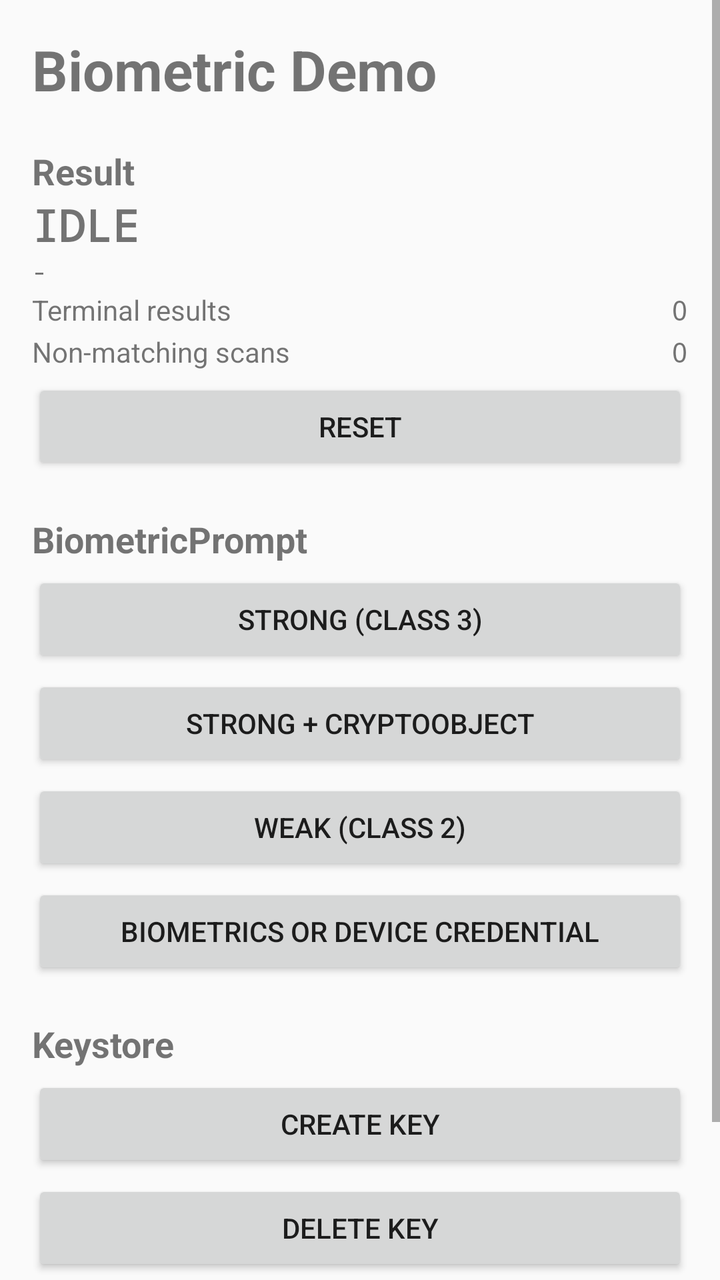
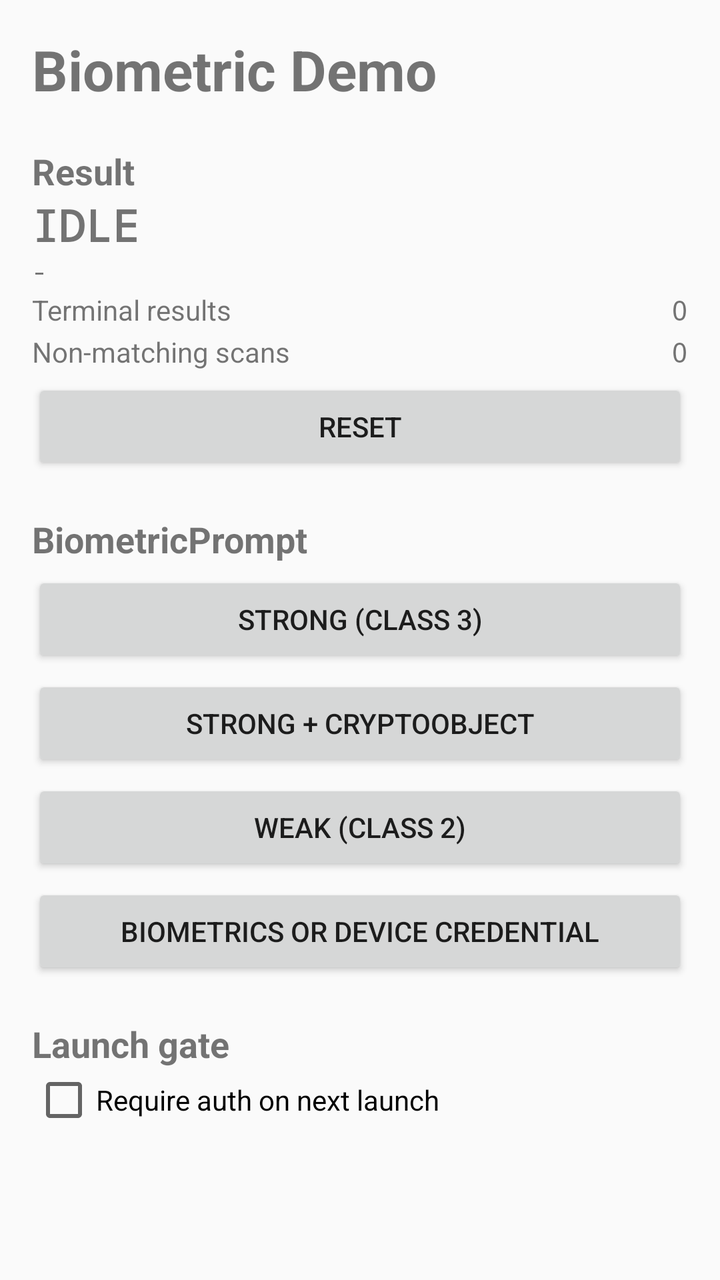

The first picture is an Android layout as it rendered before a commit; the second is the same layout after the commit. The layout source and the unified diff follow.
<!-- AndroidManifest.xml: application theme Theme.BiometricDemo -->
<!-- res/layout/activity_main.xml -->
<?xml version="1.0" encoding="utf-8"?>
<FrameLayout xmlns:android="http://schemas.android.com/apk/res/android"
    android:layout_width="match_parent"
    android:layout_height="match_parent">

    <ScrollView
        android:layout_width="match_parent"
        android:layout_height="match_parent">

        <LinearLayout
            android:layout_width="match_parent"
            android:layout_height="wrap_content"
            android:orientation="vertical"
            android:padding="16dp">

            <TextView
                android:id="@+id/app_title"
                android:layout_width="wrap_content"
                android:layout_height="wrap_content"
                android:text="Biometric Demo"
                android:textSize="28sp"
                android:textStyle="bold" />

            
            <TextView style="@style/SectionHeader" android:text="Result" />

            <TextView
                android:id="@+id/result_status"
                android:layout_width="wrap_content"
                android:layout_height="wrap_content"
                android:fontFamily="monospace"
                android:text="IDLE"
                android:textSize="22sp"
                android:textStyle="bold" />

            <TextView
                android:id="@+id/result_detail"
                android:layout_width="match_parent"
                android:layout_height="wrap_content"
                android:fontFamily="monospace"
                android:text="-"
                android:textIsSelectable="true"
                android:textSize="12sp" />

            <LinearLayout style="@style/Row">
                <TextView style="@style/RowLabel" android:text="Terminal results" />
                <TextView
                    android:id="@+id/attempt_count_value"
                    style="@style/RowValue"
                    android:text="0" />
            </LinearLayout>

            <LinearLayout style="@style/Row">
                <TextView style="@style/RowLabel" android:text="Non-matching scans" />
                <TextView
                    android:id="@+id/failed_scan_count_value"
                    style="@style/RowValue"
                    android:text="0" />
            </LinearLayout>

            <Button
                android:id="@+id/reset_button"
                style="@style/Action"
                android:text="Reset" />

            <TextView style="@style/SectionHeader" android:text="BiometricPrompt" />

            <Button android:id="@+id/auth_strong_button" style="@style/Action" android:text="Strong (Class 3)" />
            <Button android:id="@+id/auth_strong_crypto_button" style="@style/Action" android:text="Strong + CryptoObject" />
            <Button android:id="@+id/auth_weak_button" style="@style/Action" android:text="Weak (Class 2)" />
            <Button android:id="@+id/auth_strong_or_credential_button" style="@style/Action" android:text="Biometrics or device credential" />

            <TextView style="@style/SectionHeader" android:text="Keystore" />

            <Button android:id="@+id/keystore_create_button" style="@style/Action" android:text="Create key" />
            <Button android:id="@+id/keystore_delete_button" style="@style/Action" android:text="Delete key" />

            <TextView style="@style/SectionHeader" android:text="Launch gate" />

            <CheckBox
                android:id="@+id/gate_toggle"
                android:layout_width="wrap_content"
                android:layout_height="wrap_content"
                android:text="Require auth on next launch" />

        </LinearLayout>
    </ScrollView>

    <LinearLayout
        android:id="@+id/gate_overlay"
        android:layout_width="match_parent"
        android:layout_height="match_parent"
        android:background="?android:attr/colorBackground"
        android:gravity="center"
        android:orientation="vertical"
        android:padding="24dp"
        android:visibility="gone">

        <TextView
            android:id="@+id/gate_title"
            android:layout_width="wrap_content"
            android:layout_height="wrap_content"
            android:text="Locked"
            android:textSize="28sp"
            android:textStyle="bold" />

        <TextView
            android:id="@+id/gate_status"
            android:layout_width="wrap_content"
            android:layout_height="wrap_content"
            android:fontFamily="monospace"
            android:text="IDLE"
            android:textSize="18sp" />

        <TextView
            android:id="@+id/gate_detail"
            android:layout_width="match_parent"
            android:layout_height="wrap_content"
            android:fontFamily="monospace"
            android:gravity="center"
            android:text="-"
            android:textSize="12sp" />

        <Button android:id="@+id/gate_unlock_button" style="@style/Action" android:text="Unlock" />
        <Button android:id="@+id/gate_disable_button" style="@style/Action" android:text="Disable gate" />
    </LinearLayout>

</FrameLayout>
<!-- resources referenced by this layout -->
<resources>
  <style name="Action">
          <item name="android:layout_width">match_parent</item>
          <item name="android:layout_height">wrap_content</item>
          <item name="android:layout_marginTop">4dp</item>
      </style>
  <style name="Row">
          <item name="android:layout_width">match_parent</item>
          <item name="android:layout_height">wrap_content</item>
          <item name="android:orientation">horizontal</item>
          <item name="android:paddingTop">2dp</item>
      </style>
  <style name="RowLabel">
          <item name="android:layout_width">0dp</item>
          <item name="android:layout_height">wrap_content</item>
          <item name="android:layout_weight">1</item>
          <item name="android:textSize">14sp</item>
      </style>
  <style name="RowValue">
          <item name="android:layout_width">wrap_content</item>
          <item name="android:layout_height">wrap_content</item>
          <item name="android:fontFamily">monospace</item>
          <item name="android:textSize">14sp</item>
      </style>
  <style name="SectionHeader">
          <item name="android:layout_width">wrap_content</item>
          <item name="android:layout_height">wrap_content</item>
          <item name="android:layout_marginTop">20dp</item>
          <item name="android:textSize">18sp</item>
          <item name="android:textStyle">bold</item>
      </style>
  <style name="Theme.BiometricDemo" parent="Theme.AppCompat.DayNight.NoActionBar" />
</resources>

<!-- the commit's change to res/layout/activity_main.xml (unified diff, before → after) -->
@@ -70,11 +70,6 @@
             <Button android:id="@+id/auth_weak_button" style="@style/Action" android:text="Weak (Class 2)" />
             <Button android:id="@+id/auth_strong_or_credential_button" style="@style/Action" android:text="Biometrics or device credential" />
 
-            <TextView style="@style/SectionHeader" android:text="Keystore" />
-
-            <Button android:id="@+id/keystore_create_button" style="@style/Action" android:text="Create key" />
-            <Button android:id="@+id/keystore_delete_button" style="@style/Action" android:text="Delete key" />
-
             <TextView style="@style/SectionHeader" android:text="Launch gate" />
 
             <CheckBox
